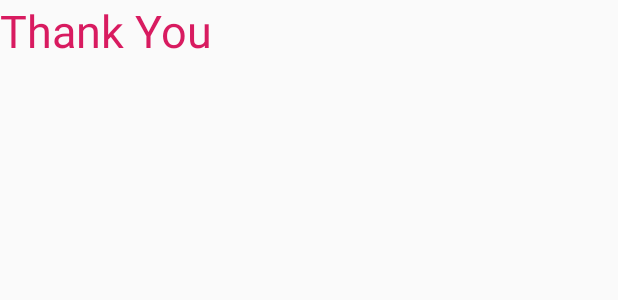
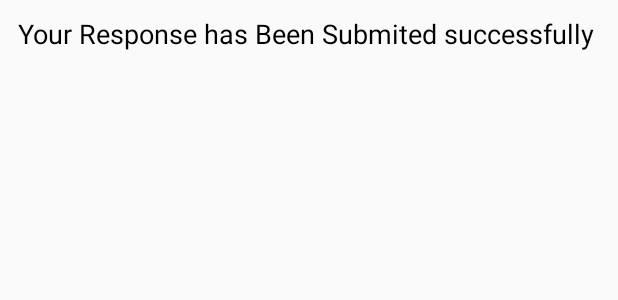
Before and after one commit to AmaanAnwar/GDGFeedback, an Android app: the layout content_thankyou.xml on its own in the app's theme, with its tools: preview values and no code run, on a phone screen of 412 x 824 dp. Shown: the top 300 px of the screen. Run offline under Robolectric (Android 15) with nearby library versions, the phone set to English and light mode, and no system bars.

Commit message:
Completed Form 2.1

```diff
--- a/app/src/main/res/layout/content_thankyou.xml
+++ b/app/src/main/res/layout/content_thankyou.xml
@@ -11,9 +11,11 @@
         android:id="@+id/thankyouTV"
         android:layout_width="match_parent"
         android:layout_height="wrap_content"
-        android:text="Thank You"
-        android:textColor="@color/colorAccent"
-        android:textSize="30sp"
+        android:text="Your Response has Been Submited successfully "
+        android:textColor="@color/md_black_1000"
+        android:layout_margin="10dp"
+        android:gravity="center"
+        android:textSize="18sp"
         app:layout_constraintStart_toStartOf="parent"
         app:layout_constraintTop_toTopOf="parent" />
 
```
